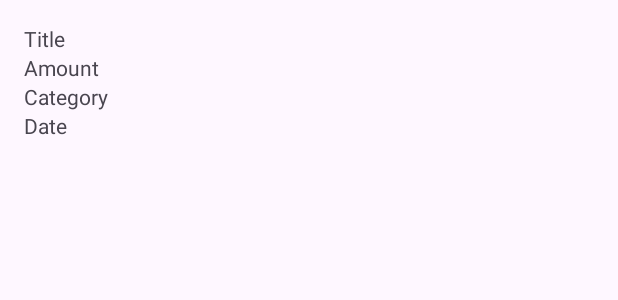
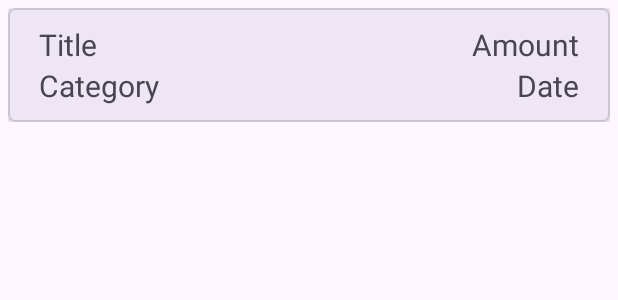
Before and after one commit to abhinav3254/pennypal, an Android app: the layout recycler_item.xml on its own in the app's theme, with its tools: preview values and no code run, on a phone screen of 412 x 824 dp. Shown: the top 300 px of the screen. Run offline under Robolectric (Android 15) with nearby library versions, the phone set to English and light mode, and no system bars.

Commit message:
adjusted ui

```diff
--- a/app/src/main/java/com/example/pennypal/recyclerview/MyAdapter.java
+++ b/app/src/main/java/com/example/pennypal/recyclerview/MyAdapter.java
@@ -9,7 +9,9 @@ import androidx.recyclerview.widget.RecyclerView;
 import com.example.pennypal.R;
 import com.example.pennypal.database.Expense;
 
+import java.text.SimpleDateFormat;
 import java.util.List;
+import java.util.Locale;
 
 /**
  * The MyAdapter class is a RecyclerView adapter responsible for managing and displaying Expense data.
@@ -54,7 +56,10 @@ public class MyAdapter extends RecyclerView.Adapter<MyAdapter.ViewHolder> {
         holder.textViewTitle.setText(expense.getTitle());
         holder.textViewAmount.setText(String.valueOf(expense.getAmount()));
         holder.textViewCategory.setText(expense.getCategory());
-        holder.textViewDate.setText(expense.getDate().toString());
+//        holder.textViewDate.setText(expense.getDate().toString());
+        SimpleDateFormat dateFormat = new SimpleDateFormat("dd MMM yyyy", Locale.getDefault());
+        String formattedDate = dateFormat.format(expense.getDate());
+        holder.textViewDate.setText(formattedDate);
     }
 
     /**
--- a/app/src/main/res/layout/recycler_item.xml
+++ b/app/src/main/res/layout/recycler_item.xml
@@ -1,33 +1,83 @@
 <?xml version="1.0" encoding="utf-8"?>
-<LinearLayout
-    xmlns:android="http://schemas.android.com/apk/res/android"
+<LinearLayout xmlns:android="http://schemas.android.com/apk/res/android"
     android:layout_width="match_parent"
     android:layout_height="wrap_content"
+    xmlns:app="http://schemas.android.com/apk/res-auto"
     android:orientation="vertical"
-    android:padding="16dp">
+    android:padding="5dp">
+
+    <com.google.android.material.card.MaterialCardView
+        android:layout_width="match_parent"
+        android:layout_height="match_parent"
+        android:padding="5dp"
+        app:cardCornerRadius="5dp"
+        app:cardElevation="5dp"
+        >
+        <LinearLayout
+            android:layout_width="match_parent"
+            android:layout_height="match_parent"
+            android:orientation="vertical"
+            android:layout_margin="5dp"
+            android:padding="5dp"
+            >
+            <LinearLayout
+                android:layout_width="match_parent"
+                android:layout_height="wrap_content"
+                android:orientation="horizontal">
 
                 <TextView
+                    android:gravity="left"
                     android:id="@+id/textViewTitle"
-        android:layout_width="wrap_content"
+                    android:layout_width="0dp"
+                    android:layout_weight="1"
                     android:layout_height="wrap_content"
+                    android:textSize="20dp"
+                    android:layout_marginLeft="10dp"
+                    android:layout_marginRight="10dp"
                     android:text="Title" />
 
                 <TextView
+                    android:gravity="right"
                     android:id="@+id/textViewAmount"
-        android:layout_width="wrap_content"
+                    android:textSize="20dp"
+                    android:layout_width="0dp"
+                    android:layout_weight="1"
                     android:layout_height="wrap_content"
+                    android:layout_marginLeft="10dp"
+                    android:layout_marginRight="10dp"
                     android:text="Amount" />
 
+            </LinearLayout>
+
+            <LinearLayout
+                android:layout_width="match_parent"
+                android:layout_height="wrap_content"
+                android:orientation="horizontal">
+
                 <TextView
+                    android:gravity="left"
                     android:id="@+id/textViewCategory"
-        android:layout_width="wrap_content"
+                    android:layout_width="0dp"
+                    android:textSize="20dp"
+                    android:layout_weight="1"
                     android:layout_height="wrap_content"
+                    android:layout_marginLeft="10dp"
+                    android:layout_marginRight="10dp"
                     android:text="Category" />
 
                 <TextView
+                    android:gravity="right"
                     android:id="@+id/textViewDate"
-        android:layout_width="wrap_content"
+                    android:layout_width="0dp"
+                    android:textSize="20dp"
+                    android:layout_weight="1"
                     android:layout_height="wrap_content"
+                    android:layout_marginLeft="10dp"
+                    android:layout_marginRight="10dp"
                     android:text="Date" />
 
             </LinearLayout>
+        </LinearLayout>
+    </com.google.android.material.card.MaterialCardView>
+
+</LinearLayout>
```
Lines whose indentation alone changed are shown as unchanged.
